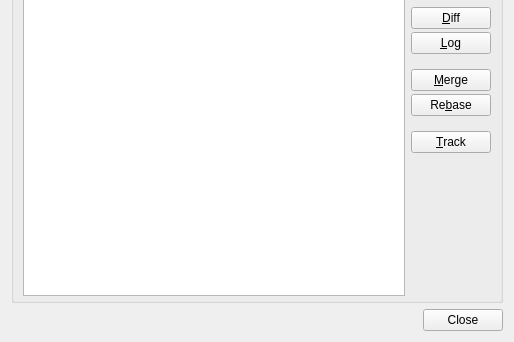
Above: src/plugins/git/branchdialog.ui from qt-creator/qt-creator before the change; both pictures show x 0 to 514 and y 185 to 527 of the 514 by 527 pixel window. Below: the same form after it.
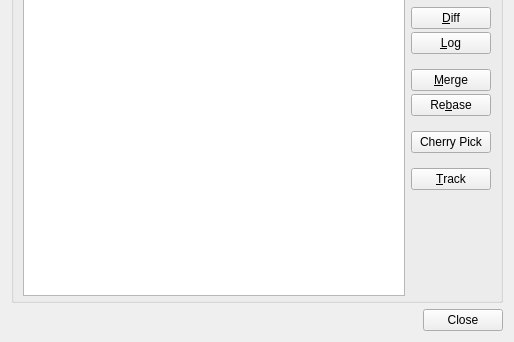
That is the form after the change.

Commit message: Git - Add Cherry Pick in branches dialog

Diff of the .ui file:
```diff
--- a/src/plugins/git/branchdialog.ui
+++ b/src/plugins/git/branchdialog.ui
@@ -153,6 +153,16 @@
           </item>
          </layout>
         </item>
+        <item>
+         <widget class="QPushButton" name="cherryPickButton">
+          <property name="toolTip">
+           <string>Cherry Pick top commit from selected branch</string>
+          </property>
+          <property name="text">
+           <string>Cherry Pick</string>
+          </property>
+         </widget>
+        </item>
         <item>
          <widget class="QPushButton" name="trackButton">
           <property name="toolTip">
```
The commit also changes 2 other files.
